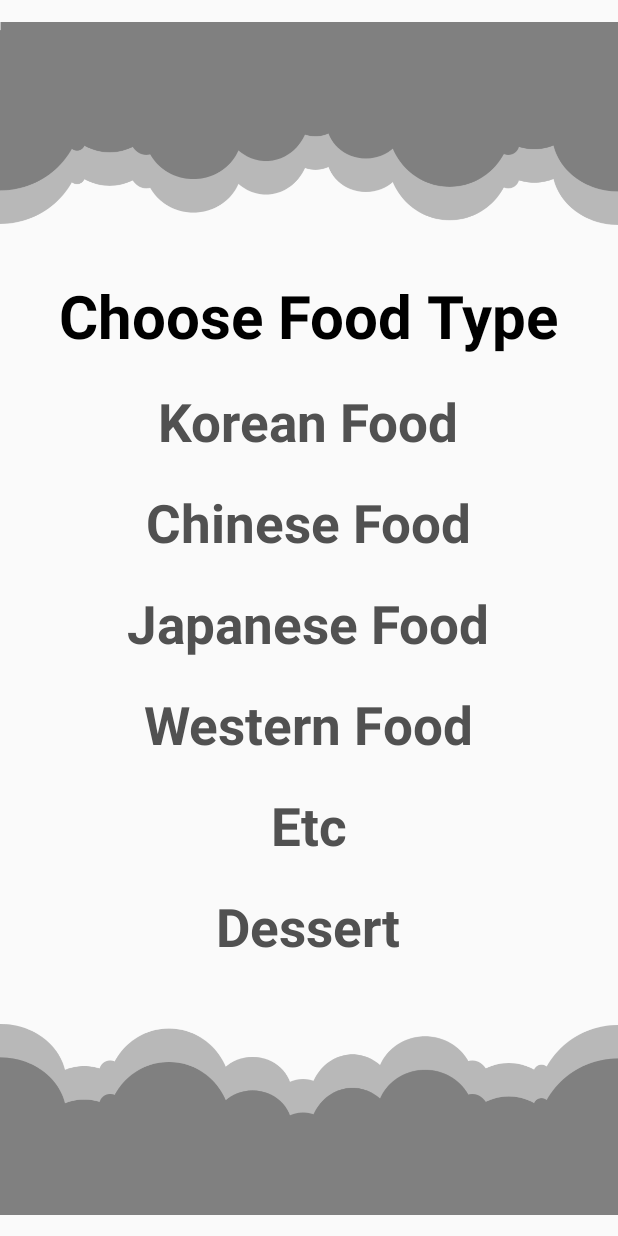
After one commit to c04nh/Android_Project, an Android app: the layout layout1.xml on its own in the app's theme, with its tools: preview values and no code run, on a phone screen of 412 x 824 dp. The commit adds this screen. Run offline under Robolectric (Android 15) with nearby library versions, the phone set to English and light mode, and no system bars.

Commit message:
Edit layout1.xml Commit

```diff
--- /dev/null
+++ b/app/src/main/res/layout/layout1.xml
@@ -0,0 +1,75 @@
+<?xml version="1.0" encoding="utf-8"?>
+<LinearLayout xmlns:android="http://schemas.android.com/apk/res/android"
+    android:orientation="vertical" android:layout_width="match_parent"
+    android:gravity="center"
+    android:layout_height="match_parent">
+    <ImageView
+        android:layout_width="match_parent"
+        android:layout_height="200dp"
+        android:src="@drawable/decoT"/>
+    <TextView
+        android:layout_width="wrap_content"
+        android:layout_height="wrap_content"
+        android:text="@string/layout1_title"
+        android:textStyle="bold"
+        android:textColor="#000000"
+        android:layout_marginBottom="20dp"
+        android:textSize="40dp"/>
+    <TextView
+        android:id="@+id/KF"
+        android:layout_width="wrap_content"
+        android:layout_height="wrap_content"
+        android:text="@string/KF"
+        android:textStyle="bold"
+        android:textColor="#515151"
+        android:layout_marginBottom="20dp"
+        android:textSize="35dp"/>
+    <TextView
+        android:id="@+id/CF"
+        android:layout_width="wrap_content"
+        android:layout_height="wrap_content"
+        android:text="@string/CF"
+        android:textStyle="bold"
+        android:textColor="#515151"
+        android:layout_marginBottom="20dp"
+        android:textSize="35dp"/>
+    <TextView
+        android:id="@+id/JF"
+        android:layout_width="wrap_content"
+        android:layout_height="wrap_content"
+        android:text="@string/JF"
+        android:textStyle="bold"
+        android:textColor="#515151"
+        android:layout_marginBottom="20dp"
+        android:textSize="35dp"/>
+    <TextView
+        android:id="@+id/WF"
+        android:layout_width="wrap_content"
+        android:layout_height="wrap_content"
+        android:text="@string/WF"
+        android:textStyle="bold"
+        android:textColor="#515151"
+        android:layout_marginBottom="20dp"
+        android:textSize="35dp"/>
+    <TextView
+        android:id="@+id/ETC"
+        android:layout_width="wrap_content"
+        android:layout_height="wrap_content"
+        android:text="@string/ETC"
+        android:textStyle="bold"
+        android:textColor="#515151"
+        android:layout_marginBottom="20dp"
+        android:textSize="35dp"/>
+    <TextView
+        android:id="@+id/D"
+        android:layout_width="wrap_content"
+        android:layout_height="wrap_content"
+        android:text="@string/D"
+        android:textStyle="bold"
+        android:textColor="#515151"
+        android:textSize="35dp"/>
+    <ImageView
+        android:layout_width="match_parent"
+        android:layout_height="200dp"
+        android:src="@drawable/decoB"/>
+</LinearLayout>
--- a/app/src/main/res/values/strings.xml
+++ b/app/src/main/res/values/strings.xml
@@ -1,3 +1,10 @@
 <resources>
     <string name="app_name">Android_Project</string>
+    <string name="layout1_title">Choose Food Type</string>
+    <string name="KF">Korean Food</string>
+    <string name="JF">Japanese Food</string>
+    <string name="CF">Chinese Food</string>
+    <string name="WF">Western Food</string>
+    <string name="ETC">Etc</string>
+    <string name="D">Dessert</string>
 </resources>
```
Also changed, not shown: app/src/main/res/drawable/decoB.png, app/src/main/res/drawable/decoT.png.
